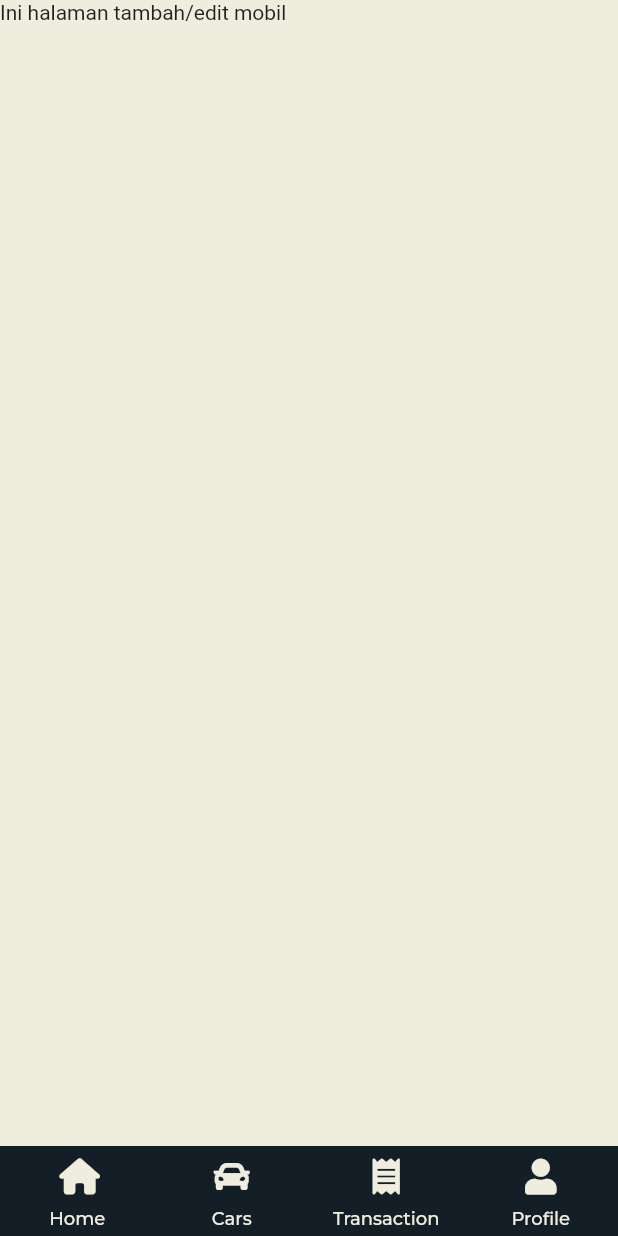
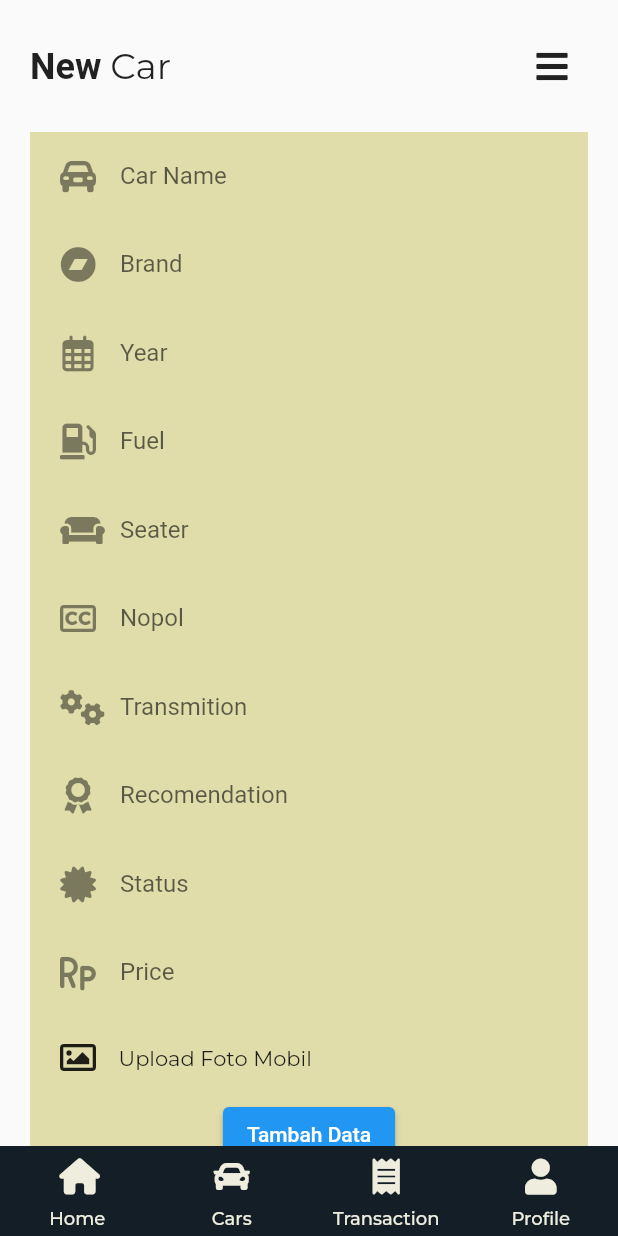
Before and after one commit to saydinaambiya/final_project, a Flutter app: the screen it shows after launch, item 2 of the bottom bar chosen, on a phone screen of 412 x 824 dp. Run offline on Flutter 3.47's test engine with Material 2 defaults, Android fonts, the phone set to English and light mode, and no system bars; our stand-ins replace cloud_firestore, firebase_auth, firebase_core, font_awesome_flutter, google_fonts; accounts and stored records are empty.

Commit message:
admin page

```diff
--- a/lib/app/screen/admin/admin_home.dart
+++ b/lib/app/screen/admin/admin_home.dart
@@ -1,3 +1,7 @@
+import 'package:car_rental_ui/app/screen/admin/contents/admin_content.dart';
+import 'package:car_rental_ui/app/screen/admin/contents/manage_content.dart';
+import 'package:car_rental_ui/app/screen/admin/contents/profile_content.dart';
+import 'package:car_rental_ui/app/screen/admin/contents/transaction_content.dart';
 import 'package:car_rental_ui/constants/color_constans.dart';
 import 'package:flutter/material.dart';
 import 'package:font_awesome_flutter/font_awesome_flutter.dart';
@@ -13,10 +17,10 @@ class AdminPage extends StatefulWidget {
 class _AdminPageState extends State<AdminPage> {
   int index = 0;
   final screens = [
-    Text("Ini halaman utama admin"),
-    Text("Ini halaman tambah/edit mobil"),
-    Text("Ini halaman transaksi admin"),
-    Text("Ini halaman profile admin"),
+    AdminHome(),
+    ManagePage(),
+    TransAdminPage(),
+    ProfileAdminPage()
   ];
   @override
   Widget build(BuildContext context) {
--- /dev/null
+++ b/lib/app/screen/admin/contents/admin_content.dart
@@ -0,0 +1,19 @@
+import 'package:flutter/material.dart';
+
+class AdminHome extends StatefulWidget {
+  const AdminHome({Key? key}) : super(key: key);
+
+  @override
+  State<AdminHome> createState() => _AdminHomeState();
+}
+
+class _AdminHomeState extends State<AdminHome> {
+  @override
+  Widget build(BuildContext context) {
+    return Scaffold(
+      body: Center(
+        child: Text("Halaman Utama Admin"),
+      ),
+    );
+  }
+}
--- /dev/null
+++ b/lib/app/screen/admin/contents/manage_content.dart
@@ -0,0 +1,172 @@
+import 'package:car_rental_ui/app/home/widgets/search_button.dart';
+import 'package:car_rental_ui/constants/color_constans.dart';
+import 'package:flutter/material.dart';
+import 'package:font_awesome_flutter/font_awesome_flutter.dart';
+import 'package:google_fonts/google_fonts.dart';
+import 'widgets/form_cars.dart';
+
+class ManagePage extends StatefulWidget {
+  const ManagePage({Key? key}) : super(key: key);
+
+  @override
+  State<ManagePage> createState() => _ManagePageState();
+}
+
+class _ManagePageState extends State<ManagePage> {
+  //Controller
+  final carC = new TextEditingController();
+  final yearC = new TextEditingController();
+  final brandC = new TextEditingController();
+  final fuelC = new TextEditingController();
+  final seaterC = new TextEditingController();
+  final nopolC = new TextEditingController();
+  final gearC = new TextEditingController();
+  final recomC = new TextEditingController();
+  final statusC = new TextEditingController();
+  final priceC = new TextEditingController();
+
+  @override
+  Widget build(BuildContext context) {
+    return SafeArea(
+      child: Scaffold(
+        body: SingleChildScrollView(
+          child: Column(
+            children: [
+              SearchButton(
+                text1: "New ",
+                text2: "Car",
+                iconData: FontAwesomeIcons.bars,
+              ),
+              Container(
+                margin: EdgeInsets.only(
+                  left: 20,
+                  right: 20,
+                ),
+                color: color2,
+                padding: EdgeInsets.only(
+                  left: 20,
+                  right: 20,
+                ),
+                child: Column(
+                  children: [
+                    FormCars(
+                      cont: carC,
+                      hint: "Avanza Veloz",
+                      label: "Car Name",
+                      iconData: Icon(FontAwesomeIcons.carRear),
+                      keyboard: TextInputType.text,
+                      inputAct: TextInputAction.next,
+                    ),
+                    FormCars(
+                      cont: brandC,
+                      hint: "Toyota",
+                      label: "Brand",
+                      iconData: Icon(FontAwesomeIcons.bandcamp),
+                      keyboard: TextInputType.text,
+                      inputAct: TextInputAction.next,
+                    ),
+                    FormCars(
+                      cont: yearC,
+                      hint: "2022",
+                      label: "Year",
+                      iconData: Icon(FontAwesomeIcons.calendarDays),
+                      keyboard: TextInputType.number,
+                      inputAct: TextInputAction.next,
+                    ),
+                    FormCars(
+                      cont: fuelC,
+                      hint: "Solar",
+                      label: "Fuel",
+                      iconData: Icon(FontAwesomeIcons.gasPump),
+                      keyboard: TextInputType.text,
+                      inputAct: TextInputAction.next,
+                    ),
+                    FormCars(
+                      cont: seaterC,
+                      hint: "7 Seater",
+                      label: "Seater",
+                      iconData: Icon(FontAwesomeIcons.couch),
+                      keyboard: TextInputType.text,
+                      inputAct: TextInputAction.next,
+                    ),
+                    FormCars(
+                      cont: nopolC,
+                      hint: "BL 123 AB",
+                      label: "Nopol",
+                      iconData: Icon(FontAwesomeIcons.closedCaptioning),
+                      keyboard: TextInputType.text,
+                      inputAct: TextInputAction.next,
+                    ),
+                    FormCars(
+                      cont: gearC,
+                      hint: "Manual",
+                      label: "Transmition",
+                      iconData: Icon(FontAwesomeIcons.gears),
+                      keyboard: TextInputType.text,
+                      inputAct: TextInputAction.next,
+                    ),
+                    FormCars(
+                      cont: recomC,
+                      hint: "Recommended",
+                      label: "Recomendation",
+                      iconData: Icon(FontAwesomeIcons.award),
+                      keyboard: TextInputType.text,
+                      inputAct: TextInputAction.next,
+                    ),
+                    FormCars(
+                      cont: statusC,
+                      hint: "Availabel",
+                      label: "Status",
+                      iconData: Icon(FontAwesomeIcons.certificate),
+                      keyboard: TextInputType.text,
+                      inputAct: TextInputAction.next,
+                    ),
+                    FormCars(
+                      cont: priceC,
+                      hint: "350.000",
+                      label: "Price",
+                      iconData: Icon(FontAwesomeIcons.rupiahSign),
+                      keyboard: TextInputType.number,
+                      inputAct: TextInputAction.done,
+                    ),
+                    Padding(
+                      padding: EdgeInsets.only(
+                        top: 15,
+                        bottom: 15,
+                      ),
+                      child: Row(
+                        children: [
+                          Icon(FontAwesomeIcons.image),
+                          SizedBox(
+                            width: 15,
+                          ),
+                          GestureDetector(
+                            child: Text(
+                              "Upload Foto Mobil",
+                              style: GoogleFonts.montserrat(),
+                            ),
+                            onTap: () {},
+                          ),
+                        ],
+                      ),
+                    ),
+                    ElevatedButton(
+                      onPressed: () {},
+                      child: Text("Tambah Data"),
+                    ),
+                    SizedBox(
+                      height: 25,
+                    )
+                  ],
+                ),
+              ),
+              SizedBox(
+                height: 20,
+              )
+            ],
+          ),
+        ),
+      ),
+    );
+  }
+}
--- /dev/null
+++ b/lib/app/screen/admin/contents/profile_content.dart
@@ -0,0 +1,19 @@
+import 'package:flutter/material.dart';
+
+class ProfileAdminPage extends StatefulWidget {
+  const ProfileAdminPage({Key? key}) : super(key: key);
+
+  @override
+  State<ProfileAdminPage> createState() => _ProfileAdminPageState();
+}
+
+class _ProfileAdminPageState extends State<ProfileAdminPage> {
+  @override
+  Widget build(BuildContext context) {
+    return Scaffold(
+      body: Center(
+        child: Text("Halaman Profile Admin"),
+      ),
+    );
+  }
+}
--- /dev/null
+++ b/lib/app/screen/admin/contents/transaction_content.dart
@@ -0,0 +1,23 @@
+import 'package:car_rental_ui/app/home/widgets/search_button.dart';
+import 'package:flutter/material.dart';
+import 'package:font_awesome_flutter/font_awesome_flutter.dart';
+
+class TransAdminPage extends StatefulWidget {
+  const TransAdminPage({Key? key}) : super(key: key);
+
+  @override
+  State<TransAdminPage> createState() => _TransAdminPageState();
+}
+
+class _TransAdminPageState extends State<TransAdminPage> {
+  @override
+  Widget build(BuildContext context) {
+    return SafeArea(
+        child: Scaffold(
+      body: SearchButton(
+          text1: "Transaction ",
+          text2: "History",
+          iconData: FontAwesomeIcons.bars),
+    ));
+  }
+}
--- /dev/null
+++ b/lib/app/screen/admin/contents/widgets/form_cars.dart
@@ -0,0 +1,35 @@
+import 'package:flutter/material.dart';
+
+class FormCars extends StatelessWidget {
+  const FormCars({
+    Key? key,
+    required this.cont,
+    required this.hint,
+    required this.label,
+    required this.iconData,
+    required this.keyboard,
+    required this.inputAct,
+  }) : super(key: key);
+
+  final TextEditingController cont;
+  final String hint;
+  final String label;
+  final Icon iconData;
+  final TextInputType keyboard;
+  final TextInputAction inputAct;
+
+  @override
+  Widget build(BuildContext context) {
+    return TextFormField(
+      controller: cont,
+      keyboardType: keyboard,
+      textInputAction: inputAct,
+      decoration: InputDecoration(
+        hintText: hint,
+        labelText: label,
+        icon: iconData,
+        enabledBorder: InputBorder.none,
+      ),
+    );
+  }
+}
--- a/lib/main.dart
+++ b/lib/main.dart
@@ -1,9 +1,9 @@
 import 'package:car_rental_ui/app/screen/admin/admin_home.dart';
+import 'package:car_rental_ui/firebase_options.dart';
 import 'package:firebase_core/firebase_core.dart';
 import 'package:flutter/material.dart';
-import 'app/home/views/welcome_screen.dart';
 
-Future<void> main() async {
+void main() async {
   WidgetsFlutterBinding.ensureInitialized();
   await Firebase.initializeApp();
   runApp(MyApp());
```
Also changed, not shown: pubspec.yaml (+4 -8 lines), 16 other files.
